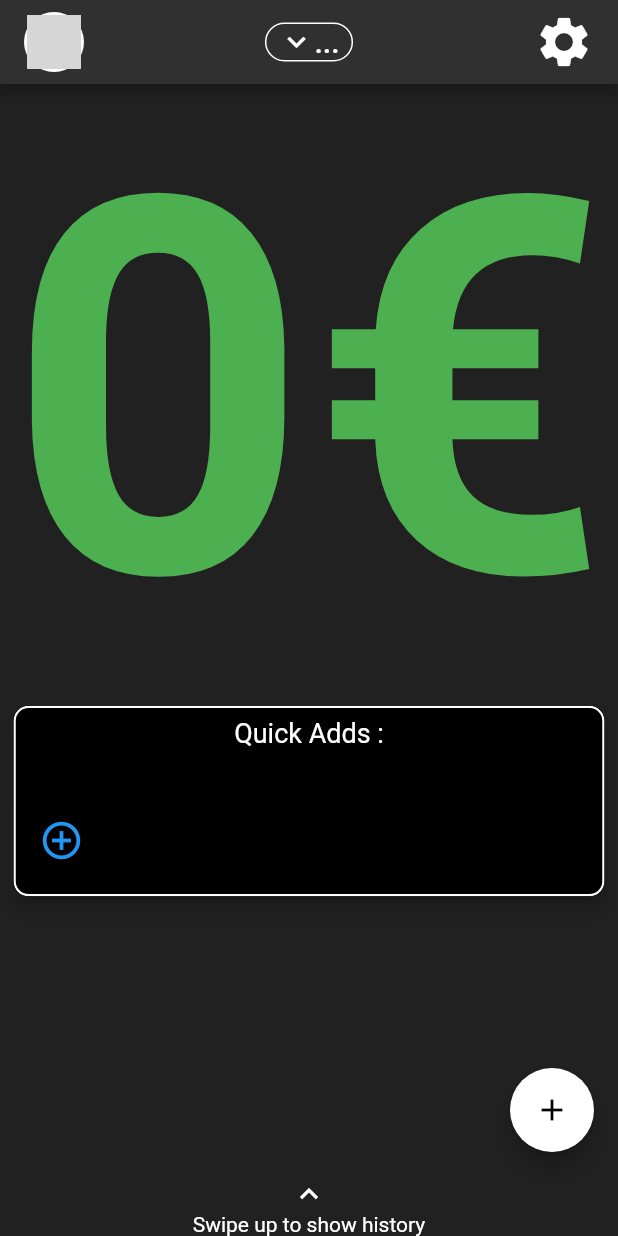
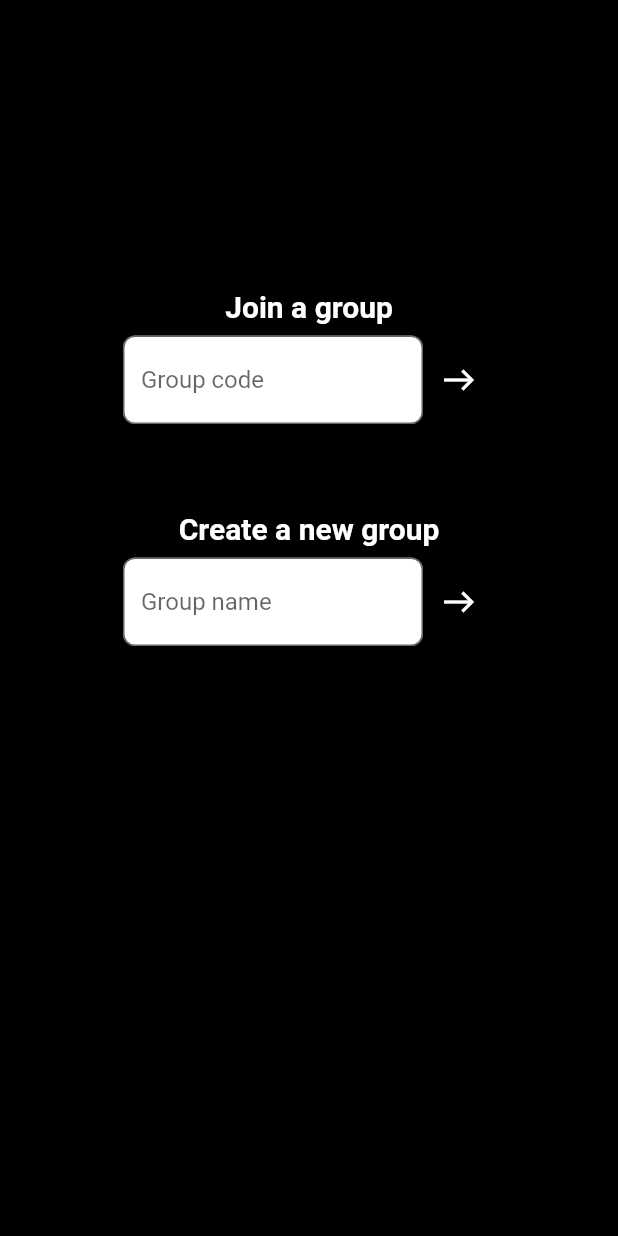
Before and after one commit to braimbau/IOU, a Flutter app: the screen it shows after launch, after a tap on "Retry", on a phone screen of 412 x 824 dp. Run offline on Flutter 3.47's test engine with Material 2 defaults, Android fonts, the light colour scheme and no system bars; our stand-ins replace another_flushbar, cloud_firestore, firebase_auth, firebase_core, firebase_storage, google_sign_in and 3 more; missing offline and left inert: emoji_picker; accounts and stored records are empty; network calls fail; grey boxes are pictures that could not be loaded.

Commit message:
add group picker

```diff
--- a/lib/amount_card.dart
+++ b/lib/amount_card.dart
@@ -77,7 +77,7 @@ class AmountCard extends StatelessWidget {
     }
 
     return StreamBuilder(
-      stream: FirebaseFirestore.instance.collection("users").snapshots(),
+      stream: FirebaseFirestore.instance.collection("groups").doc(group).collection("users").snapshots(),
       builder: (context, snapshot) {
         if (snapshot.hasError) {
           return Text('Something went wrong');
@@ -107,6 +107,8 @@ class AmountCard extends StatelessWidget {
           updateAmountToPay();
         }
 
+        print(userList);
+        print("selected : $currentUserId");
         selectedUsers.removeWhere((element) => !userList.contains(element));
         return new Card(
           shape: RoundedRectangleBorder(
--- a/lib/app_bar.dart
+++ b/lib/app_bar.dart
@@ -1,45 +1,58 @@
 import 'package:cloud_firestore/cloud_firestore.dart';
+import 'package:deed/error.dart';
 import 'package:deed/user.dart';
 import 'package:deed/user_display.dart';
 import 'package:flutter/cupertino.dart';
 import 'package:flutter/material.dart';
 
-Widget topAppBar(IOUser usr, String group){
+Widget topAppBar(IOUser usr, String group, BuildContext context) {
   return AppBar(
     automaticallyImplyLeading: false,
-      title: Row(children: [
+    title: Row(
+      children: [
         UserDisplay(usr: usr),
-        Container(
+        InkWell(
+          borderRadius: BorderRadius.all(Radius.circular(20)),
+          onTap: () {
+            displayMessage("yo", context);
+          },
+          child: Container(
               decoration: BoxDecoration(
                   border: Border.all(
                     color: Colors.white,
                   ),
-                borderRadius: BorderRadius.all(Radius.circular(20))
-            ),
+                  borderRadius: BorderRadius.all(Radius.circular(20))),
               child: Padding(
                 padding: const EdgeInsets.symmetric(horizontal: 8),
-              child: Row(
-                children: [
+                child: Row(children: [
                   Icon(Icons.expand_more),
-                  FutureBuilder<String>(future: getGroupNameById(group),
-                      builder: (BuildContext context, AsyncSnapshot<String> groupName){
+                  FutureBuilder<String>(
+                      future: getGroupNameById(group),
+                      builder: (BuildContext context,
+                          AsyncSnapshot<String> groupName) {
                         if (groupName.hasData)
                           return Text(groupName.data);
                         else
                           return Text("...");
-                  })]
-              ),
-            )
+                      })
+                ]),
+              )),
         ),
         //Expanded(child: Image.asset('asset/image/logo.png', height: 45,)),
-        Icon(Icons.settings, size: 40,),
-      ], mainAxisAlignment: MainAxisAlignment.spaceBetween,),
+        Icon(
+          Icons.settings,
+          size: 40,
+        ),
+      ],
+      mainAxisAlignment: MainAxisAlignment.spaceBetween,
+    ),
     backgroundColor: Colors.grey[850],
   );
 }
 
-Future<String> getGroupNameById (String id) async {
-  final DocumentReference document = FirebaseFirestore.instance.collection("groups").doc(id);
+Future<String> getGroupNameById(String id) async {
+  final DocumentReference document =
+      FirebaseFirestore.instance.collection("groups").doc(id);
   var doc = await document.get();
   return doc["name"];
 }
--- a/lib/error.dart
+++ b/lib/error.dart
@@ -21,7 +21,7 @@ void displayError(String err, BuildContext context)
 void displayMessage(String msg, BuildContext context)
 {
   Flushbar(
-    message: "yeah",
+    message: msg,
     backgroundColor: Colors.green,
     borderRadius: BorderRadius.all(Radius.circular(50)),
     icon: Icon(
--- /dev/null
+++ b/lib/group_picker.dart
@@ -0,0 +1,115 @@
+import 'package:cloud_firestore/cloud_firestore.dart';
+import 'package:deed/main_page.dart';
+import 'package:deed/user.dart';
+import 'package:flutter/cupertino.dart';
+import 'package:flutter/material.dart';
+
+import 'error_screen.dart';
+import 'join_group.dart';
+import 'loading.dart';
+
+class GroupPicker extends StatelessWidget {
+  final IOUser usr;
+
+  GroupPicker({this.usr});
+
+  @override
+  Widget build(BuildContext context) {
+    return StreamBuilder(
+        stream: FirebaseFirestore.instance
+            .collection("users")
+            .doc(usr.getId())
+            .snapshots(),
+        builder: (context, snapshot) {
+          print("jme build");
+          if (snapshot.hasError) {
+            return errorScreen('Something went wrong with groups');
+          }
+
+          if (snapshot.connectionState == ConnectionState.waiting) {
+            return Loading();
+          }
+
+          String groups = snapshot.data["groups"];
+
+          List<String> groupList =
+              (groups == "" || groups == null) ? [] : groups.split(':');
+
+          return ListView.separated(
+              itemCount: groupList.length,
+              separatorBuilder: (BuildContext contex, int index) {
+                return Container(height: 5,);
+              },
+              itemBuilder: (BuildContext context, int index) {
+                String group = groupList[index];
+                return Row(
+                  children: [
+                    FutureBuilder<String>(
+                        future: getGroupNameById(group),
+                        builder: (BuildContext context,
+                            AsyncSnapshot<String> groupName) {
+                          if (groupName.hasData)
+                            return Text(groupName.data, style: TextStyle(color: Colors.white),);
+                          else
+                            return Text("...", style: TextStyle(color: Colors.white),);
+                        }),
+                    InkWell(
+                        onTap: () async {
+                          await GoMainPageWithGroup(context, usr, group);
+                        },
+                        radius: 5,
+                        customBorder: CircleBorder(),
+                        child: Icon(Icons.east_rounded, color: Colors.white,))
+                  ],
+                );
+              });
+        });
+  }
+}
+
+Future<String> getGroupNameById(String id) async {
+  final DocumentReference document =
+      FirebaseFirestore.instance.collection("groups").doc(id);
+  var doc = await document.get();
+  return doc["name"];
+}
+
+Future<void> GoMainPageWithGroup(
+    BuildContext context, IOUser usr, String group) async {
+  await checkGroup(usr, group);
+  Navigator.pushReplacement(
+    context,
+    PageRouteBuilder(
+        pageBuilder: (context, animation1, animation2) =>
+            mainPage(context, usr, group),
+        transitionDuration: Duration(seconds: 0)),
+  );
+}
+
+Future<bool> isInGroup(String id, String group) async {
+  final DocumentReference document = FirebaseFirestore.instance
+      .collection("users")
+      .doc(id)
+      .collection("groups")
+      .doc(group);
+  var doc = await document.get();
+  return doc.exists;
+}
+
+Future<void> checkGroup(IOUser usr, String group) async {
+  if (!await isInGroup(usr.getId(), group)) {
+    var docRef = FirebaseFirestore.instance
+        .collection('users')
+        .doc(usr.getId())
+        .collection("groups")
+        .doc(group);
+    docRef.set({'balance': 0});
+    print("creating balance for this user");
+    docRef = FirebaseFirestore.instance
+        .collection('groups')
+        .doc(group)
+        .collection("users")
+        .doc(usr.getId());
+    docRef.set({'name': usr.getName(), 'url': usr.getUrl(), 'id': usr.getId()});
+  }
+}
--- /dev/null
+++ b/lib/group_screen.dart
@@ -0,0 +1,110 @@
+import 'package:cloud_firestore/cloud_firestore.dart';
+import 'package:deed/join_group.dart';
+import 'package:deed/user.dart';
+import 'package:flutter/cupertino.dart';
+
+import 'error_screen.dart';
+import 'loading.dart';
+import 'main_page.dart';
+
+class GroupScreen extends StatelessWidget {
+  final IOUser usr;
+
+  GroupScreen({this.usr});
+
+
+  @override
+  Widget build(BuildContext context) {
+    return FutureBuilder<String>(
+        future: getDefaultGroups(usr.getId()),
+        builder: (BuildContext context, AsyncSnapshot<String> snapshot) {
+
+          if (snapshot.connectionState == ConnectionState.waiting) {
+            return Loading();
+          }
+
+          if (snapshot.data == "" || snapshot.data == null || snapshot.hasError)
+            return JoinGroup(usr: usr);
+
+          if (snapshot.data != null && snapshot.data != ""){
+            checkGroup(usr, snapshot.data);
+            return (mainPage(context, usr, snapshot.data));
+          }
+
+          return Container();
+        });
+  }
+
+/*
+
+
+  @override
+  Widget build(BuildContext context) {
+    return StreamBuilder(
+        stream: FirebaseFirestore.instance.collection("users")
+            .doc(usr.getId())
+            .snapshots(),
+        builder: (context, snapshot) {
+          print("jme build");
+          if (snapshot.hasError) {
+            return errorScreen('Something went wrong');
+          }
+
+          if (snapshot.connectionState == ConnectionState.waiting) {
+            return Loading();
+          }
+
+          String groups = snapshot.data["groups"];
+          String defaultGroup = snapshot.data["defaultGroup"];
+
+          if (defaultGroup == "" || defaultGroup == null)
+            return JoinGroup(usr: usr);
+
+          List<String> groupList = groups.split(':');
+          String group;
+
+          print("group list length : ${groupList.length}");
+          if (defaultGroup != null && defaultGroup != ""){
+            group = defaultGroup;
+            checkGroup(usr, group);
+            return (mainPage(context, usr, group));
+          }
+
+          return Container();
+        }
+    );
+  }
+}
+*/
+}
+
+Future<String> getDefaultGroups(String userId) async {
+  final DocumentReference document = FirebaseFirestore.instance.collection(
+      "users").doc(userId);
+  var doc = await document.get();
+  return doc["defaultGroup"];
+}
+
+Future<bool> isInGroup(String id, String group) async {
+  final DocumentReference document = FirebaseFirestore.instance.collection(
+      "users").doc(id).collection("groups").doc(group);
+  var doc = await document.get();
+  return doc.exists;
+}
+
+Future<void> checkGroup(IOUser usr, String group) async
+{
+  if (!await isInGroup(usr.getId(), group)) {
+    var docRef = FirebaseFirestore.instance.collection('users')
+        .doc(usr.getId())
+        .collection("groups")
+        .doc(group);
+    docRef.set({'balance': 0});
+    print("creating balance for this user");
+    docRef =
+        FirebaseFirestore.instance.collection('groups').doc(group).collection(
+            "users").doc(usr.getId());
+    docRef.set(
+        {'name': usr.getName(), 'url': usr.getUrl(), 'id': usr.getId()});
+  }
+}
--- a/lib/history.dart
+++ b/lib/history.dart
@@ -23,7 +23,7 @@ class History extends StatelessWidget {
       stream: FirebaseFirestore.instance.collection("users").snapshots(),
       builder: (context, snapshot) {
         if (snapshot.hasError) {
-          return errorScreen("something went wrong");
+          return errorScreen("something went wrong in history");
         }
         if (snapshot.connectionState == ConnectionState.waiting) {
           return Loading();
@@ -60,7 +60,7 @@ class HistoryUser extends StatelessWidget {
           .snapshots(),
       builder: (context, snapshot) {
         if (snapshot.hasError) {
-          return errorScreen("something went wrong");
+          return errorScreen("something went wrong in history 2");
         }
 
         if (snapshot.connectionState == ConnectionState.waiting) {
--- /dev/null
+++ b/lib/join_group.dart
@@ -0,0 +1,163 @@
+import 'package:cloud_firestore/cloud_firestore.dart';
+import 'package:deed/user.dart';
+import 'package:flutter/cupertino.dart';
+import 'package:flutter/material.dart';
+
+import 'error.dart';
+import 'group_picker.dart';
+
+class JoinGroup extends StatelessWidget {
+  final IOUser usr;
+
+  JoinGroup({this.usr});
+
+  @override
+  Widget build(BuildContext context) {
+    String group;
+    String groupName;
+    return Scaffold(
+      backgroundColor: Colors.black,
+      body: Column(
+        mainAxisAlignment: MainAxisAlignment.center,
+        children: [
+          Expanded(child: Container(), flex: 1,),
+          Text(
+            "Join a group",
+            style: TextStyle(
+                color: Colors.white, fontWeight: FontWeight.bold, fontSize: 20),
+          ),
+          Padding(
+            padding: const EdgeInsets.all(8.0),
+            child: Row(
+              mainAxisAlignment: MainAxisAlignment.center,
+              children: [
+                SizedBox(
+                  width: 200,
+                  child: TextField(
+                      style: TextStyle(color: Colors.black),
+                      decoration: InputDecoration(
+                          border: OutlineInputBorder(
+                              borderRadius: BorderRadius.circular(8)),
+                          hintText: 'Group code',
+                          fillColor: Colors.white,
+                          filled: true),
+                      onChanged: (String str) {
+                        group = str;
+                      }),
+                ),
+                IconButton(
+                    icon: Icon(
+                      Icons.east,
+                      color: Colors.white,
+                    ),
+                    onPressed: () async {
+                      if (await groupExist(group)) addGroup(group, usr.getId());
+                    }),
+              ],
+            ),
+          ),
+          SizedBox(
+            height: 50,
+          ),
+          Text(
+            "Create a new group",
+            style: TextStyle(
+                color: Colors.white, fontWeight: FontWeight.bold, fontSize: 20),
+          ),
+          Padding(
+            padding: const EdgeInsets.all(8.0),
+            child: Row(
+              mainAxisAlignment: MainAxisAlignment.center,
+              children: [
+                SizedBox(
+                  width: 200,
+                  child: TextField(
+                      style: TextStyle(color: Colors.black),
+                      decoration: InputDecoration(
+                          border: OutlineInputBorder(
+                              borderRadius: BorderRadius.circular(8)),
+                          hintText: 'Group name',
+                          fillColor: Colors.white,
+                          filled: true),
+                      onChanged: (String str) {
+                        groupName = str;
+                      }),
+                ),
+                IconButton(
+                    icon: Icon(
+                      Icons.east,
+                      color: Colors.white,
+                    ),
+                    onPressed: () async {
+                      String groupId = await createGroup(groupName);
+                      displayMessage('Group $groupName is created', context);
+                      addGroup(groupId, usr.getId());
+                    }),
+              ],
+            ),
+          ),
+          Expanded(
+            flex: 2,
+            child: GroupPicker(
+              usr: usr,
+            ),
+          ),
+        ],
+      ),
+    );
+  }
+}
+
+Future<bool> groupExist(String group) async {
+  final DocumentReference document =
+      FirebaseFirestore.instance.collection("groups").doc(group);
+  var doc = await document.get();
+  return doc.exists;
+}
+
+Future<String> createGroup(String groupName) async {
+  final DocumentReference document =
+      FirebaseFirestore.instance.collection("groups").doc();
+  String group = document.id;
+  await document.set({'name': groupName});
+  return group;
+}
+
+Future<bool> addGroup(String group, String userId) async {
+  final DocumentReference document =
+      FirebaseFirestore.instance.collection("users").doc(userId);
+  var doc = await document.get();
+  String groups = doc["groups"];
+  List<String> groupList =
+      (groups == null || groups == "") ? [] : groups.split(":");
+  if (groupList.contains(group)) {
+    return (false);
+  } else {
+    groupList.add(group);
+    document.update({
+      'groups': (groupList.length == 1) ? groupList[0] : groupList.join(":")
+    });
+    return true;
+  }
+}
+
+Future<bool> setDefaultGroup(String group, String userId) async {
+  final DocumentReference document =
+      FirebaseFirestore.instance.collection("users").doc(userId);
+  var doc = await document.get();
+  String groups = doc["groups"];
+  List<String> groupList =
+      (groups == null || groups == "") ? [] : groups.split(":");
+  if (!groupList.contains(group)) {
+    groupList.add(group);
+    document.update({
+      'groups': (groupList.length == 1) ? groupList[0] : groupList.join(":")
+    });
+  }
+  document.update({'defaultGroup': group});
+  return true;
+}
+
+Future<void> sendGroupCode(String code) async {
+  if (await groupExist(code)) return;
+}
--- a/lib/log_screen.dart
+++ b/lib/log_screen.dart
@@ -5,6 +5,7 @@ import 'error_screen.dart';
 import 'oauth.dart';
 import 'main_page.dart';
 import 'user.dart';
+import 'group_screen.dart';
 
 class LogScreen extends StatefulWidget {
   @override
@@ -26,7 +27,7 @@ class _LogScreenState extends State<LogScreen> {
         // Once complete, show your application
 
         if (snapshot.connectionState == ConnectionState.done) {
-          return (mainPage(context, snapshot.data));
+          return GroupScreen(usr: snapshot.data);
         }
         // Otherwise, show something whilst waiting for initialization to complete
         return Loading();
--- a/lib/main_page.dart
+++ b/lib/main_page.dart
@@ -10,8 +10,7 @@ import 'package:flutter/cupertino.dart';
 import 'package:flutter/material.dart';
 import 'history.dart';
 
-Widget mainPage(BuildContext context, IOUser usr) {
-  String group = "rfuvvQjatXbde1ZNL7O5";
+Widget mainPage(BuildContext context, IOUser usr, String group) {
   return GestureDetector(
     onTap: () {
       WidgetsBinding.instance.focusManager.primaryFocus?.unfocus();
@@ -39,7 +38,7 @@ Widget mainPage(BuildContext context, IOUser usr) {
         backgroundColor: Colors.white,
       ),
       backgroundColor: Colors.grey[900],
-      appBar: topAppBar(usr, group),
+      appBar: topAppBar(usr, group, context),
       bottomNavigationBar: BottomAppBar(
         color: Colors.transparent,
         child: Column(mainAxisSize: MainAxisSize.min, children: [
--- a/lib/oauth.dart
+++ b/lib/oauth.dart
@@ -35,18 +35,13 @@ Future<IOUser> signInWithGoogle() async {
     print("creating new user...");
     createUser(name, photoUrl, id);
   }
-
-  if (!await isBalance(id, "rfuvvQjatXbde1ZNL7O5"))
-    createBalance(id, "rfuvvQjatXbde1ZNL7O5");
-
   return await getUserById(id);
-
 }
 
 Future<void> createUser(String name, String url, String id) async
 {
   var  docRef = FirebaseFirestore.instance.collection('users').doc(id);
-  docRef.set({'name': name, 'url' : url, 'id': id});
+  docRef.set({'name': name, 'url' : url, 'id': id, 'groups': ""});
 }
 
 Future<bool> isUser(String id) async {
@@ -58,18 +53,7 @@ Future<bool> isUser(String id) async {
 Future<IOUser> getUserById (String id) async {
   final DocumentReference document = FirebaseFirestore.instance.collection("users").doc(id);
   var doc = await document.get();
-  return IOUser(id, doc["name"], doc["url"]);
+  IOUser usr = IOUser(id, doc["name"], doc["url"]);
+  usr.setGroups(doc["groups"]);
+  return usr;
 }
-
-Future<bool> isBalance(String id, String group) async {
-  final DocumentReference document = FirebaseFirestore.instance.collection("users").doc(id).collection("groups").doc(group);
-  var doc = await document.get();
-  return doc.exists;
-}
-
-Future<void> createBalance(String id, String group) async
-{
-  var  docRef = FirebaseFirestore.instance.collection('users').doc(id).collection("groups").doc(group);
-  docRef.set({'balance': 0});
-  print("creating balance for this user");
-}
--- a/lib/pref_picker.dart
+++ b/lib/pref_picker.dart
@@ -10,6 +10,10 @@ import 'user.dart';
 import 'selection.dart';
 
 class PrefPicker extends StatelessWidget {
+  final String group;
+
+  PrefPicker({this.group});
+
   @override
   Widget build(BuildContext context) {
     ValueNotifier<int> amountToPayPerUser = ValueNotifier(0);
@@ -60,7 +64,7 @@ class PrefPicker extends StatelessWidget {
     }
 
     return StreamBuilder(
-      stream: FirebaseFirestore.instance.collection("users").snapshots(),
+      stream: FirebaseFirestore.instance.collection("groups").doc(group).collection("users").snapshots(),
       builder: (context, snapshot) {
         if (snapshot.hasError) {
           return Text('Something went wrong');
@@ -115,7 +119,7 @@ class PrefPicker extends StatelessWidget {
                                 emoji.value,
                                 context,
                                 label,
-                                "rfuvvQjatXbde1ZNL7O5");
+                                group);
                           }),
                     ),
                   ],
@@ -160,17 +164,10 @@ class PrefPicker extends StatelessWidget {
                             (BuildContext context, String emoji, Widget child) {
                           return Padding(
                             padding: const EdgeInsets.all(8.0),
-                            child: ColorFiltered(
-                              colorFilter: ColorFilter.matrix(<double>[
-                                0.2126,0.7152,0.0722,0,0,
-                                0.2126,0.7152,0.0722,0,0,
-                                0.2126,0.7152,0.0722,0,0,
-                                0,0,0,1,0,
-                              ]),
-                              child: Text(
-                                (emoji == "") ? "🙂" : emoji,
-                                style: TextStyle(fontSize: 40),
-                              ),
+                            child: (emoji == "") ? Image.asset('asset/image/emojis.png', height: 45,)
+                            : Text(
+                              (emoji == "") ? "🙂" : emoji,
+                              style: TextStyle(fontSize: 40),
                             ),
                           );
                         }),
--- a/lib/quick_card.dart
+++ b/lib/quick_card.dart
@@ -96,7 +96,7 @@ class QuickCard extends StatelessWidget {
                                     showDialog(
                                       context: context,
                                       builder: (BuildContext context) =>
-                                          _buildPrefPicker(),
+                                          _buildPrefPicker(group),
                                     );
                                   }),
                               padding: EdgeInsets.only(top: 15));
@@ -172,7 +172,7 @@ Widget _buildPopupDialog(
           ])));
 }
 
-Widget _buildPrefPicker() {
+Widget _buildPrefPicker(String group) {
   return BackdropFilter(
       filter: ImageFilter.blur(sigmaX: 5, sigmaY: 5),
       child: Dialog(
@@ -181,5 +181,5 @@ Widget _buildPrefPicker() {
           ),
           elevation: 0,
           backgroundColor: Colors.transparent,
-          child: Wrap(children: <Widget>[PrefPicker()])));
+          child: Wrap(children: <Widget>[PrefPicker(group: group,)])));
 }
--- a/lib/user.dart
+++ b/lib/user.dart
@@ -4,6 +4,7 @@ class IOUser {
   String  _name;
   String  _fullName;
   String  _url;
+  String  _groups;
 
   IOUser(String id, String name, String url) {
     this._fullName = name;
@@ -25,6 +26,15 @@ class IOUser {
 
   String getUrl() {
     return (_url);
+  }
+
+  List<String> getGroup() {
+    return _groups.split(':');
+  }
+
+  void setGroups(String groups) {
+    print(groups);
+    _groups = groups;
   }
 
   void setId(String id) {
--- a/lib/user_menu.dart
+++ b/lib/user_menu.dart
@@ -156,6 +156,7 @@ Future<void> changeName(String id, String name) async {
 }
 
 void logOut(BuildContext context) {
+  Navigator.of(context).popUntil((route) => route.isFirst);
   Navigator.pushReplacement(
     context,
     PageRouteBuilder(
```
Also changed, not shown: asset/image/Screen Shot 2021-02-19 at 17.32.48.png (deleted), 4 other files. Lines whose indentation alone changed are shown as unchanged.
